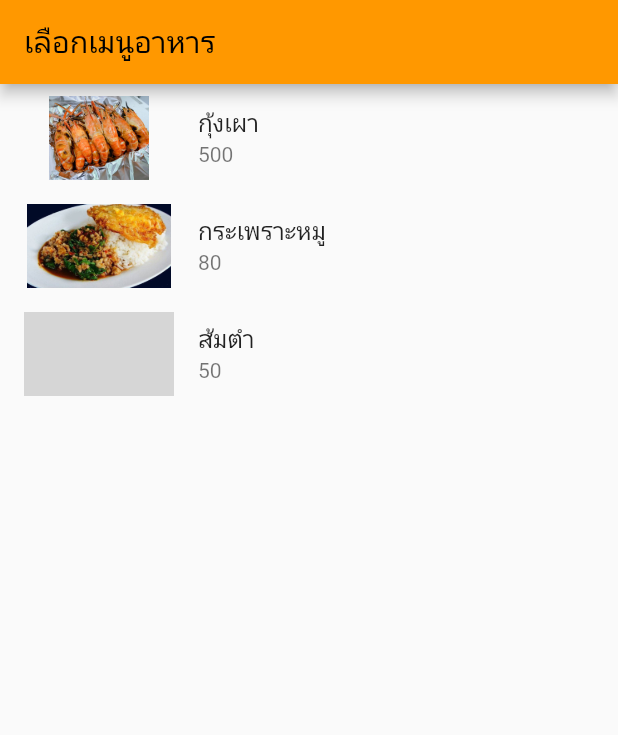
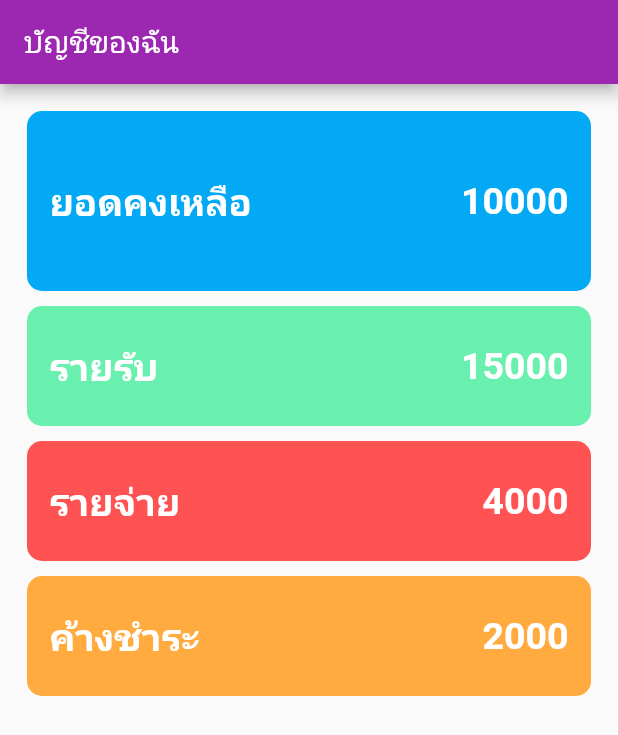
Before and after one commit to komsak007/basic-flutter, a Flutter app: the screen it shows after launch, on a phone screen of 412 x 824 dp. Shown: the top 735 px of the screen. Run offline on Flutter 3.47's test engine with Material 2 defaults, Android fonts, the phone set to English and light mode, and no system bars; grey boxes are pictures that could not be loaded.

Commit message:
Add Container widget

```diff
--- a/lib/main.dart
+++ b/lib/main.dart
@@ -1,4 +1,4 @@
-// ignore_for_file: prefer_const_constructors
+// ignore_for_file: prefer_const_constructors, prefer_const_literals_to_create_immutables
 
 import 'package:flutter/material.dart';
 import 'FoodMenu.dart';
@@ -16,7 +16,7 @@ class Myapp extends StatelessWidget {
     return MaterialApp(
       title: "My App",
       home: const MyHomePage(),
-      theme: ThemeData(primarySwatch: Colors.orange),
+      theme: ThemeData(primarySwatch: Colors.purple),
     );
   }
 }
@@ -29,33 +29,143 @@ class MyHomePage extends StatefulWidget {
 }
 
 class _MyHomePageState extends State<MyHomePage> {
-  List<FoodMenu> menu = [
-    FoodMenu("กุ้งเผา", "500", "assets/images/1.jpg"),
-    FoodMenu("กระเพราะหมู", "80", "assets/images/2.jpg"),
-    FoodMenu("ส้มตำ", "50", "assets/images/3.jpg"),
-  ];
   @override
   Widget build(BuildContext context) {
     return Scaffold(
         appBar: AppBar(
-          title: const Text('เลือกเมนูอาหาร'),
+          title: Text('บัญชีของฉัน'),
         ),
-        body: ListView.builder(
-            itemCount: menu.length,
-            itemBuilder: (BuildContext context, int index) {
-              FoodMenu food = menu[index];
-              return ListTile(
-                leading: Image.asset(
-                  food.img,
-                  height: 100,
-                  width: 100,
+        body: Padding(
+          padding: const EdgeInsets.all(18.0),
+          child: Column(
+            children: [
+              Container(
+                padding: const EdgeInsets.all(15.0),
+                decoration: BoxDecoration(
+                    color: Colors.lightBlue,
+                    borderRadius: BorderRadius.circular(10)),
+                height: 120,
+                child: Row(
+                  crossAxisAlignment: CrossAxisAlignment.center,
+                  children: [
+                    Text(
+                      "ยอดคงเหลือ",
+                      style: TextStyle(
+                          fontSize: 25,
+                          color: Colors.white,
+                          fontWeight: FontWeight.bold),
+                    ),
+                    Expanded(
+                      child: Text(
+                        "10000",
+                        style: TextStyle(
+                            fontSize: 25,
+                            color: Colors.white,
+                            fontWeight: FontWeight.bold),
+                        textAlign: TextAlign.end,
+                      ),
+                    )
+                  ],
                 ),
-                title: Text(food.name),
-                subtitle: Text(food.price),
-                onTap: () {
-                  print("คุณเลือกเมนูอาหารคือ ${food.name}");
-                },
-              );
-            }));
+              ),
+              SizedBox(
+                height: 10,
+              ),
+              Container(
+                padding: const EdgeInsets.all(15.0),
+                decoration: BoxDecoration(
+                    color: Colors.greenAccent,
+                    borderRadius: BorderRadius.circular(10)),
+                height: 80,
+                child: Row(
+                  crossAxisAlignment: CrossAxisAlignment.center,
+                  children: [
+                    Text(
+                      "รายรับ",
+                      style: TextStyle(
+                          fontSize: 25,
+                          color: Colors.white,
+                          fontWeight: FontWeight.bold),
+                    ),
+                    Expanded(
+                      child: Text(
+                        "15000",
+                        style: TextStyle(
+                            fontSize: 25,
+                            color: Colors.white,
+                            fontWeight: FontWeight.bold),
+                        textAlign: TextAlign.end,
+                      ),
+                    )
+                  ],
+                ),
+              ),
+              SizedBox(
+                height: 10,
+              ),
+              Container(
+                padding: const EdgeInsets.all(15.0),
+                decoration: BoxDecoration(
+                    color: Colors.redAccent,
+                    borderRadius: BorderRadius.circular(10)),
+                height: 80,
+                child: Row(
+                  crossAxisAlignment: CrossAxisAlignment.center,
+                  children: [
+                    Text(
+                      "รายจ่าย",
+                      style: TextStyle(
+                          fontSize: 25,
+                          color: Colors.white,
+                          fontWeight: FontWeight.bold),
+                    ),
+                    Expanded(
+                      child: Text(
+                        "4000",
+                        style: TextStyle(
+                            fontSize: 25,
+                            color: Colors.white,
+                            fontWeight: FontWeight.bold),
+                        textAlign: TextAlign.end,
+                      ),
+                    )
+                  ],
+                ),
+              ),
+              SizedBox(
+                height: 10,
+              ),
+              Container(
+                padding: const EdgeInsets.all(15.0),
+                decoration: BoxDecoration(
+                    color: Colors.orangeAccent,
+                    borderRadius: BorderRadius.circular(10)),
+                height: 80,
+                child: Row(
+                  crossAxisAlignment: CrossAxisAlignment.center,
+                  children: [
+                    Text(
+                      "ค้างชำระ",
+                      style: TextStyle(
+                          fontSize: 25,
+                          color: Colors.white,
+                          fontWeight: FontWeight.bold),
+                    ),
+                    Expanded(
+                      child: Text(
+                        "2000",
+                        style: TextStyle(
+                            fontSize: 25,
+                            color: Colors.white,
+                            fontWeight: FontWeight.bold),
+                        textAlign: TextAlign.end,
+                      ),
+                    )
+                  ],
+                ),
+              ),
+            ],
+          ),
+        ));
   }
 }
```
